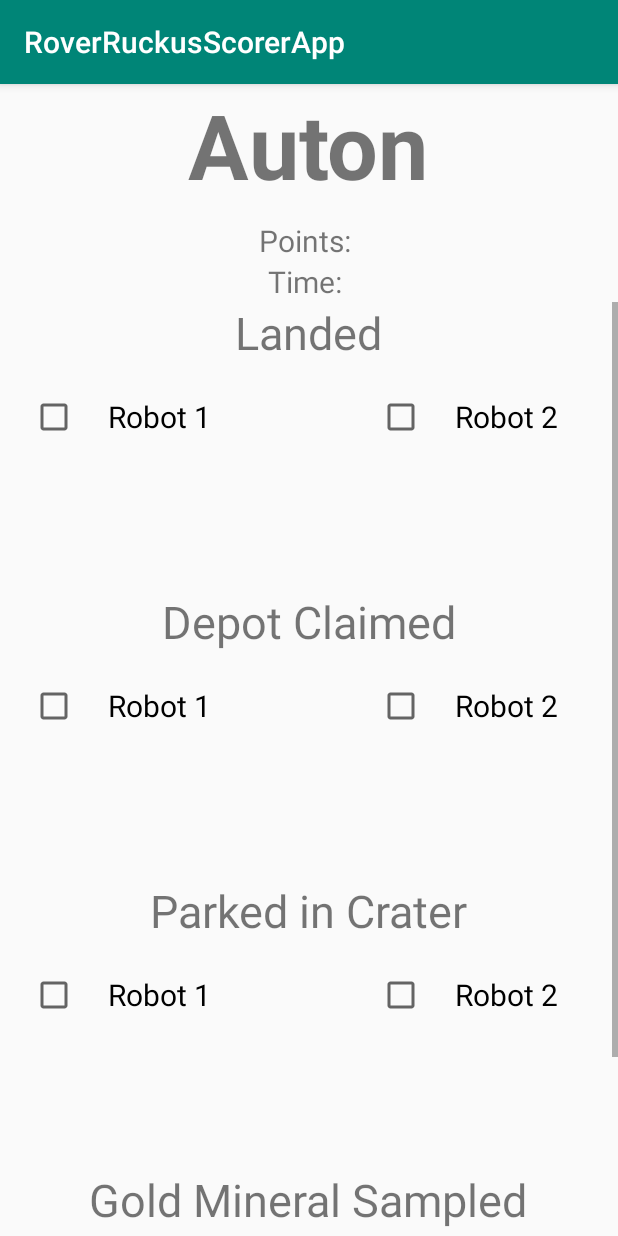
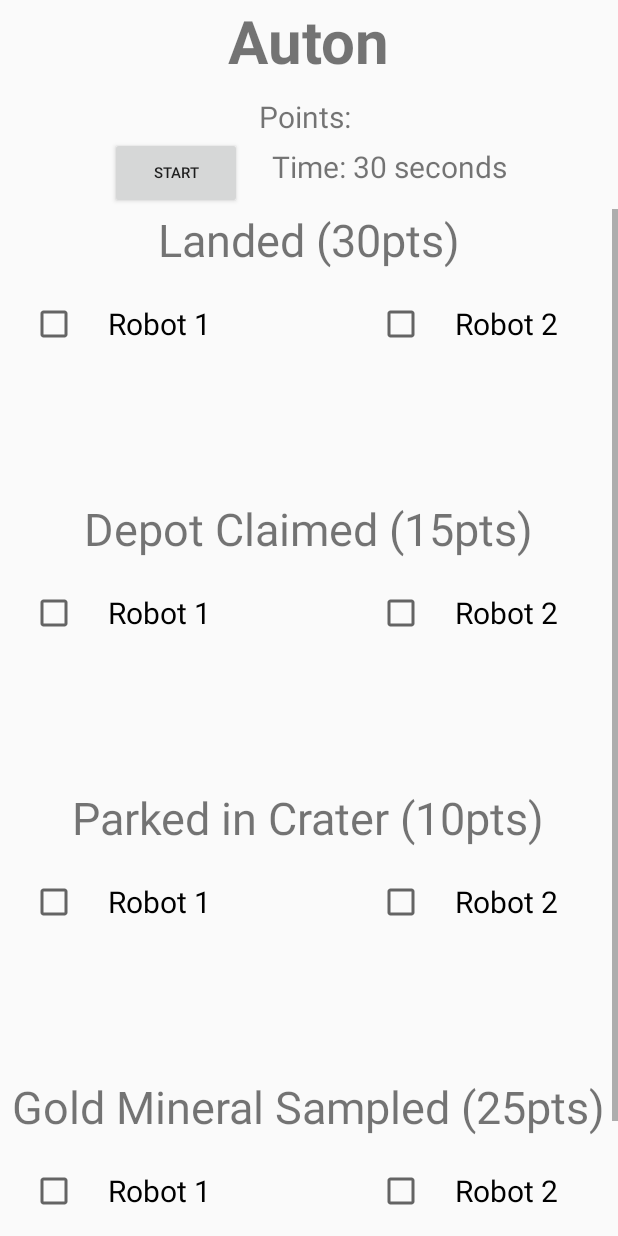
Before and after one commit to ethanpang1138/RoverRuckusScorer, an Android app: the screen it shows after launch (AutonScoringActivity), after a tap on "AUTON SCORING", on a phone screen of 412 x 824 dp. Run offline under Robolectric (Android 15) with nearby library versions, the phone set to English and light mode, and no system bars.

Commit message:
remove title bar and add timer

```diff
--- a/app/src/main/java/com/ethanp1138/roverruckusscorerapp/AutonScoringActivity.java
+++ b/app/src/main/java/com/ethanp1138/roverruckusscorerapp/AutonScoringActivity.java
@@ -1,5 +1,6 @@
 package com.ethanp1138.roverruckusscorerapp;
 
+import android.os.CountDownTimer;
 import android.support.v7.app.AlertDialog;
 import android.support.v7.app.AppCompatActivity;
 import android.os.Bundle;
@@ -18,7 +19,7 @@ import org.w3c.dom.Text;
 
 public class AutonScoringActivity extends AppCompatActivity {
 
-    private static final String[] SCORING_ACHIEVEMENTS = {"Landed", "Depot Claimed", "Parked in Crater", "Gold Mineral Sampled"};
+    private static final String[] SCORING_ACHIEVEMENTS = {"Landed (30pts)", "Depot Claimed (15pts)", "Parked in Crater (10pts)", "Gold Mineral Sampled (25pts)"};
     private static final int[] ACHIEVEMENT_POINTS = {30, 15, 10, 25};
     private static int points = 0;
 
@@ -30,13 +31,30 @@ public class AutonScoringActivity extends AppCompatActivity {
         //get layout of the scoring activity
         LinearLayout layout = findViewById(R.id.widget_scoring_list);
 
-
         //create a label and two checkboxes for each scoring achievement
         for(String achievement : SCORING_ACHIEVEMENTS){
             addScoringAchievement(achievement, layout);
         }
     }
 
+    public void onStartTimerClick(View view) {
+
+        //the text to display the time
+        final TextView timer = findViewById(R.id.timer);
+
+        //timer that starts with 30 seconds
+        new CountDownTimer(30000, 1000){
+            //every 1 second, update the displayed time
+            public void onTick(long millis){
+                timer.setText("Time: " + millis / 1000 + " seconds");
+            }
+            //notify when time is up
+            public void onFinish(){
+                Toast.makeText(getApplicationContext(), "Time is up!", Toast.LENGTH_SHORT).show();
+                timer.setText("Time: 0 seconds");
+            }
+        }.start();
+    }
 
     private void addScoringAchievement(String achievement, LinearLayout layout){
 
@@ -97,5 +115,4 @@ public class AutonScoringActivity extends AppCompatActivity {
             }
         });
     }
-
 }
--- a/app/src/main/res/layout/activity_auton_scoring.xml
+++ b/app/src/main/res/layout/activity_auton_scoring.xml
@@ -20,7 +20,7 @@
             android:layout_height="wrap_content"
             android:layout_gravity="center|top"
             android:layout_marginBottom="10sp"
-            android:textSize="60sp"
+            android:textSize="40sp"
             android:textStyle="bold"
             android:text="Auton"/>
 
@@ -32,11 +32,28 @@
             android:textSize="20sp"
             android:text="Points: "/>
 
-        <TextView
+        <LinearLayout
             android:layout_width="wrap_content"
             android:layout_height="wrap_content"
-            android:textSize="20sp"
-            android:text="Time: "/>
+            android:orientation="horizontal">
+
+            <Button
+                android:id="@+id/start_timer_button"
+                android:layout_width="wrap_content"
+                android:layout_height="wrap_content"
+                android:layout_marginRight="20sp"
+                android:textSize="10sp"
+                android:onClick="onStartTimerClick"
+                android:text="Start"/>
+
+            <TextView
+                android:id="@+id/timer"
+                android:layout_width="wrap_content"
+                android:layout_height="wrap_content"
+                android:textSize="20sp"
+                android:text="Time: 30 seconds"/>
+        </LinearLayout>
+
 
     </LinearLayout>
 
--- a/app/src/main/res/values/styles.xml
+++ b/app/src/main/res/values/styles.xml
@@ -1,7 +1,7 @@
 <resources>
 
     <!-- Base application theme. -->
-    <style name="AppTheme" parent="Theme.AppCompat.Light.DarkActionBar">
+    <style name="AppTheme" parent="Theme.AppCompat.Light.NoActionBar">
         <!-- Customize your theme here. -->
         <item name="colorPrimary">@color/colorPrimary</item>
         <item name="colorPrimaryDark">@color/colorPrimaryDark</item>
```
